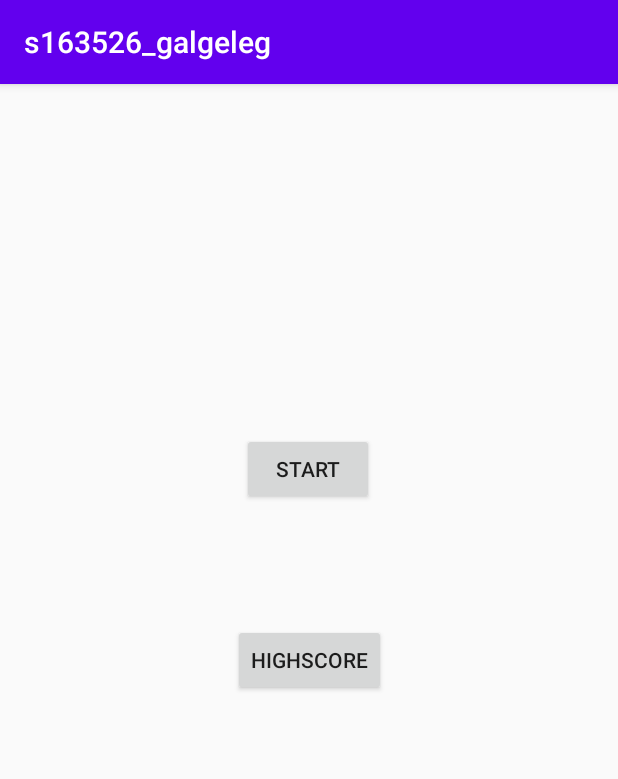
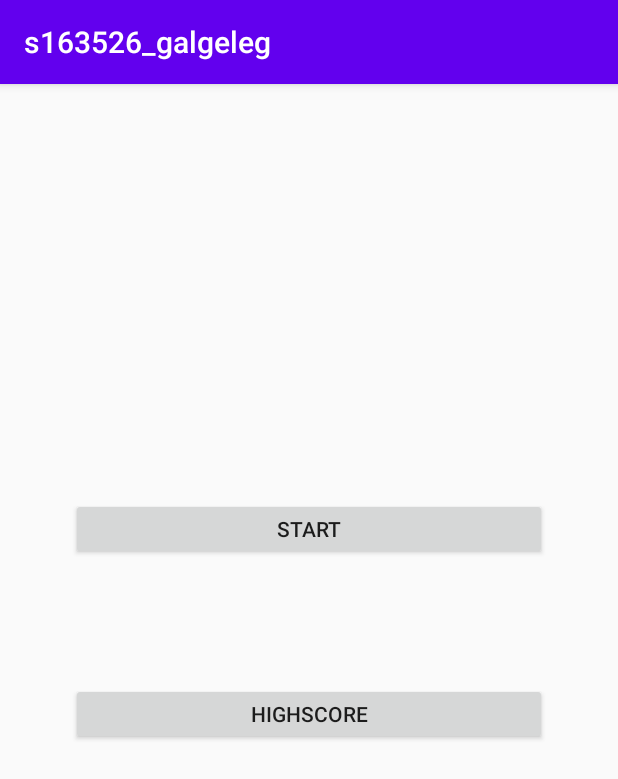
Before and after one commit to Zacxie/s163526_galgeleg, an Android app: the screen it shows after launch (HovedMenu), on a phone screen of 412 x 824 dp. Shown: the top 779 px of the screen. Run offline under Robolectric (Android 15) with nearby library versions, the phone set to English and light mode, and no system bars.

Commit message:
Code cleanup

```diff
--- a/app/src/main/java/com/example/s163526_galgeleg/Highscore_actitivty.java
+++ b/app/src/main/java/com/example/s163526_galgeleg/Highscore_actitivty.java
@@ -56,9 +56,6 @@ public class Highscore_actitivty extends AppCompatActivity {
             //overskrift.setText(prefs.getString("Score", "Ingen dato tilgængelig"));
 
             overskrift.setText(scoreArrayList.get(position));
-
         }
-
     };
-
 }
--- a/app/src/main/java/com/example/s163526_galgeleg/Taber_activity.java
+++ b/app/src/main/java/com/example/s163526_galgeleg/Taber_activity.java
@@ -33,7 +33,6 @@ public class Taber_activity extends AppCompatActivity implements View.OnClickLis
             String value = extras.getString("KEY");
             lostWord_textview.setText("Ord du skulle have gættet: "+value);
         }
-
     }
 
     @Override
@@ -42,6 +41,5 @@ public class Taber_activity extends AppCompatActivity implements View.OnClickLis
             Intent i = new Intent(this, HovedMenu.class);
             startActivity(i);
         }
-
     }
 }
--- a/app/src/main/java/com/example/s163526_galgeleg/Vinder_activity.java
+++ b/app/src/main/java/com/example/s163526_galgeleg/Vinder_activity.java
@@ -53,6 +53,5 @@ public class Vinder_activity extends AppCompatActivity implements View.OnClickLi
             Intent i = new Intent(this, HovedMenu.class);
             startActivity(i);
         }
-
     }
 }
--- a/app/src/main/res/layout/activity_hovedmenu.xml
+++ b/app/src/main/res/layout/activity_hovedmenu.xml
@@ -8,21 +8,24 @@
 
     <Button
         android:id="@+id/highscore_Button"
-        android:layout_width="wrap_content"
-        android:layout_height="wrap_content"
+        android:layout_width="317dp"
+        android:layout_height="41dp"
         android:text="Highscore"
         app:layout_constraintBottom_toBottomOf="parent"
         app:layout_constraintEnd_toEndOf="parent"
         app:layout_constraintStart_toStartOf="parent"
-        app:layout_constraintTop_toTopOf="parent" />
+        app:layout_constraintTop_toBottomOf="@+id/start_Button"
+        app:layout_constraintVertical_bias="0.201" />
 
     <Button
         android:id="@+id/start_Button"
-        android:layout_width="wrap_content"
-        android:layout_height="wrap_content"
-        android:layout_marginStart="6dp"
-        android:layout_marginBottom="79dp"
+        android:layout_width="317dp"
+        android:layout_height="41dp"
+        android:layout_marginBottom="80dp"
         android:text="Start"
-        app:layout_constraintBottom_toTopOf="@+id/highscore_Button"
-        app:layout_constraintStart_toStartOf="@+id/highscore_Button" />
+        app:layout_constraintBottom_toBottomOf="parent"
+        app:layout_constraintEnd_toEndOf="parent"
+        app:layout_constraintStart_toStartOf="parent"
+        app:layout_constraintTop_toTopOf="parent"
+        app:layout_constraintVertical_bias="0.427" />
 </androidx.constraintlayout.widget.ConstraintLayout>
```
Also changed, not shown: app/src/main/java/com/example/s163526_galgeleg/Spil_activity.java (+23 -30 lines).
